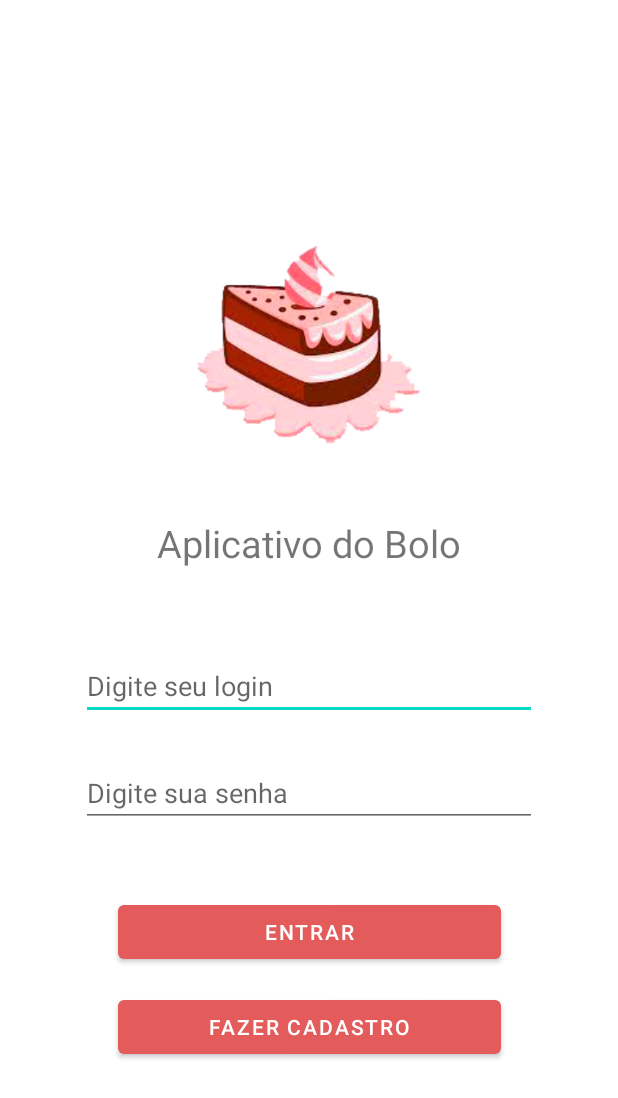
After one commit to VitorAmorimPinto/Projeto-app-confeitaria, an Android app: the activity_login screen opened directly, with no data from a screen before it, on a phone screen of 412 x 824 dp. The commit adds this screen. Shown: the top 1098 px of the screen. Run offline under Robolectric (Android 15) with nearby library versions, the phone set to English and light mode, and no system bars.

Commit message:
branch vitor - criando tela de login e colocando botão para direcionar para tela de login em MainActivity.java

```diff
--- a/app/src/main/AndroidManifest.xml
+++ b/app/src/main/AndroidManifest.xml
@@ -9,6 +9,7 @@
         android:roundIcon="@mipmap/ic_launcher_round"
         android:supportsRtl="true"
         android:theme="@style/Theme.AplicativoConfeitaria">
+        <activity android:name=".activity_login"></activity>
         <activity
             android:name=".MainActivity"
             android:label="@string/app_name"
--- a/app/src/main/java/com/example/aplicativoconfeitaria/MainActivity.java
+++ b/app/src/main/java/com/example/aplicativoconfeitaria/MainActivity.java
@@ -1,5 +1,6 @@
 package com.example.aplicativoconfeitaria;
 
+import android.content.Intent;
 import android.os.Bundle;
 
 import com.google.android.material.floatingactionbutton.FloatingActionButton;
@@ -19,17 +20,12 @@ public class MainActivity extends AppCompatActivity {
     protected void onCreate(Bundle savedInstanceState) {
         super.onCreate(savedInstanceState);
         setContentView(R.layout.activity_main);
-        Toolbar toolbar = findViewById(R.id.toolbar);
-        setSupportActionBar(toolbar);
 
-        FloatingActionButton fab = findViewById(R.id.fab);
-        fab.setOnClickListener(new View.OnClickListener() {
-            @Override
-            public void onClick(View view) {
-                Snackbar.make(view, "Replace with your own action", Snackbar.LENGTH_LONG)
-                        .setAction("Action", null).show();
-            }
-        });
+
+    }
+    public void goToLogin(View view){
+        Intent i = new Intent(this, activity_login.class);
+        startActivity(i);
     }
 
     @Override
--- /dev/null
+++ b/app/src/main/java/com/example/aplicativoconfeitaria/activity_login.java
@@ -0,0 +1,15 @@
+package com.example.aplicativoconfeitaria;
+
+import androidx.appcompat.app.AppCompatActivity;
+
+import android.os.Bundle;
+
+public class activity_login extends AppCompatActivity {
+
+    @Override
+    protected void onCreate(Bundle savedInstanceState) {
+        super.onCreate(savedInstanceState);
+        getSupportActionBar().hide();
+        setContentView(R.layout.activity_login);
+    }
+}
--- /dev/null
+++ b/app/src/main/res/layout/activity_login.xml
@@ -0,0 +1,92 @@
+<?xml version="1.0" encoding="utf-8"?>
+<androidx.constraintlayout.widget.ConstraintLayout xmlns:android="http://schemas.android.com/apk/res/android"
+    xmlns:app="http://schemas.android.com/apk/res-auto"
+    xmlns:tools="http://schemas.android.com/tools"
+    android:layout_width="match_parent"
+    android:layout_height="match_parent"
+    tools:context=".activity_login">
+
+    <Button
+        android:id="@+id/button2"
+        android:layout_width="255dp"
+        android:layout_height="wrap_content"
+        android:layout_marginBottom="115dp"
+        android:text="@string/btn_cad"
+        app:backgroundTint="@color/btn_login"
+        app:layout_constraintBottom_toBottomOf="parent"
+        app:layout_constraintEnd_toEndOf="parent"
+        app:layout_constraintStart_toStartOf="parent"
+        app:layout_constraintTop_toBottomOf="@+id/button" />
+
+    <EditText
+        android:id="@+id/editTextLogin"
+        android:layout_width="0dp"
+        android:layout_height="wrap_content"
+        android:layout_marginStart="54dp"
+        android:layout_marginLeft="54dp"
+        android:layout_marginEnd="54dp"
+        android:layout_marginRight="54dp"
+        android:layout_marginBottom="26dp"
+        android:ems="10"
+        android:hint="@string/place_login"
+        android:inputType="textPersonName"
+        app:layout_constraintBottom_toTopOf="@+id/editTextPassword"
+        app:layout_constraintEnd_toEndOf="parent"
+        app:layout_constraintStart_toStartOf="parent"
+        app:layout_constraintTop_toBottomOf="@+id/textView" />
+
+    <EditText
+        android:id="@+id/editTextPassword"
+        android:layout_width="0dp"
+        android:layout_height="wrap_content"
+        android:layout_marginStart="54dp"
+        android:layout_marginLeft="54dp"
+        android:layout_marginEnd="54dp"
+        android:layout_marginRight="54dp"
+        android:layout_marginBottom="46dp"
+        android:ems="10"
+        android:hint="@string/place_pass"
+        android:inputType="textPassword"
+        app:layout_constraintBottom_toTopOf="@+id/button"
+        app:layout_constraintEnd_toEndOf="parent"
+        app:layout_constraintStart_toStartOf="parent"
+        app:layout_constraintTop_toBottomOf="@+id/editTextLogin" />
+
+    <TextView
+        android:id="@+id/textView"
+        android:layout_width="wrap_content"
+        android:layout_height="wrap_content"
+        android:layout_marginStart="13dp"
+        android:layout_marginLeft="13dp"
+        android:layout_marginBottom="55dp"
+        android:text="@string/txt_titulo"
+        android:textSize="25sp"
+        app:layout_constraintBottom_toTopOf="@+id/editTextLogin"
+        app:layout_constraintStart_toStartOf="@+id/imageView6"
+        app:layout_constraintTop_toBottomOf="@+id/imageView6" />
+
+    <Button
+        android:id="@+id/button"
+        android:layout_width="255dp"
+        android:layout_height="wrap_content"
+        android:layout_marginBottom="15dp"
+        android:text="@string/btn_login"
+        app:backgroundTint="@color/btn_login"
+        app:layout_constraintBottom_toTopOf="@+id/button2"
+        app:layout_constraintEnd_toEndOf="parent"
+        app:layout_constraintStart_toStartOf="parent"
+        app:layout_constraintTop_toBottomOf="@+id/editTextPassword" />
+
+    <ImageView
+        android:id="@+id/imageView6"
+        android:layout_width="229dp"
+        android:layout_height="0dp"
+        android:layout_marginTop="147dp"
+        android:layout_marginBottom="33dp"
+        app:layout_constraintBottom_toTopOf="@+id/textView"
+        app:layout_constraintEnd_toEndOf="parent"
+        app:layout_constraintStart_toStartOf="parent"
+        app:layout_constraintTop_toTopOf="parent"
+        app:srcCompat="@drawable/boloqq" />
+
+</androidx.constraintlayout.widget.ConstraintLayout>
--- a/app/src/main/res/layout/activity_main.xml
+++ b/app/src/main/res/layout/activity_main.xml
@@ -1,33 +1,20 @@
 <?xml version="1.0" encoding="utf-8"?>
-<androidx.coordinatorlayout.widget.CoordinatorLayout xmlns:android="http://schemas.android.com/apk/res/android"
+<androidx.constraintlayout.widget.ConstraintLayout xmlns:android="http://schemas.android.com/apk/res/android"
     xmlns:app="http://schemas.android.com/apk/res-auto"
     xmlns:tools="http://schemas.android.com/tools"
+    android:id="@+id/coordinatorLayout"
     android:layout_width="match_parent"
     android:layout_height="match_parent"
     tools:context=".MainActivity">
 
-    <com.google.android.material.appbar.AppBarLayout
-        android:layout_width="match_parent"
-        android:layout_height="wrap_content"
-        android:theme="@style/Theme.AplicativoConfeitaria.AppBarOverlay">
-
-        <androidx.appcompat.widget.Toolbar
-            android:id="@+id/toolbar"
-            android:layout_width="match_parent"
-            android:layout_height="?attr/actionBarSize"
-            android:background="?attr/colorPrimary"
-            app:popupTheme="@style/Theme.AplicativoConfeitaria.PopupOverlay" />
-
-    </com.google.android.material.appbar.AppBarLayout>
-
-    <include layout="@layout/content_main" />
-
-    <com.google.android.material.floatingactionbutton.FloatingActionButton
-        android:id="@+id/fab"
+    <Button
+        android:id="@+id/button3"
         android:layout_width="wrap_content"
         android:layout_height="wrap_content"
-        android:layout_gravity="bottom|end"
-        android:layout_margin="@dimen/fab_margin"
-        app:srcCompat="@android:drawable/ic_dialog_email" />
-
-</androidx.coordinatorlayout.widget.CoordinatorLayout>
+        android:layout_marginTop="261dp"
+        android:onClick="goToLogin"
+        android:text="Tela Login"
+        app:layout_constraintEnd_toEndOf="parent"
+        app:layout_constraintStart_toStartOf="parent"
+        app:layout_constraintTop_toTopOf="parent" />
+</androidx.constraintlayout.widget.ConstraintLayout>
--- a/app/src/main/res/values/colors.xml
+++ b/app/src/main/res/values/colors.xml
@@ -7,4 +7,8 @@
     <color name="teal_700">#FF018786</color>
     <color name="black">#FF000000</color>
     <color name="white">#FFFFFFFF</color>
+    <color name="btn_login">#E35B5B</color>
+    <color name="btn_cad">#FFCECE</color>
+
+
 </resources>
--- a/app/src/main/res/values/strings.xml
+++ b/app/src/main/res/values/strings.xml
@@ -9,4 +9,14 @@
 
     <string name="hello_first_fragment">Hello first fragment</string>
     <string name="hello_second_fragment">Hello second fragment. Arg: %1$s</string>
+
+<!--Tela Login-->
+    <!--Botões-->
+        <string name="btn_login">Entrar</string>
+        <string name="btn_cad">Fazer Cadastro</string>
+    <!--Textos-->
+        <string name="place_login">Digite seu login</string>
+        <string name="place_pass">Digite sua senha</string>
+        <string name="txt_titulo">Aplicativo do Bolo</string>
+
 </resources>
```
Also changed, not shown: app/src/main/res/drawable-v24/boloqq.png (added).
